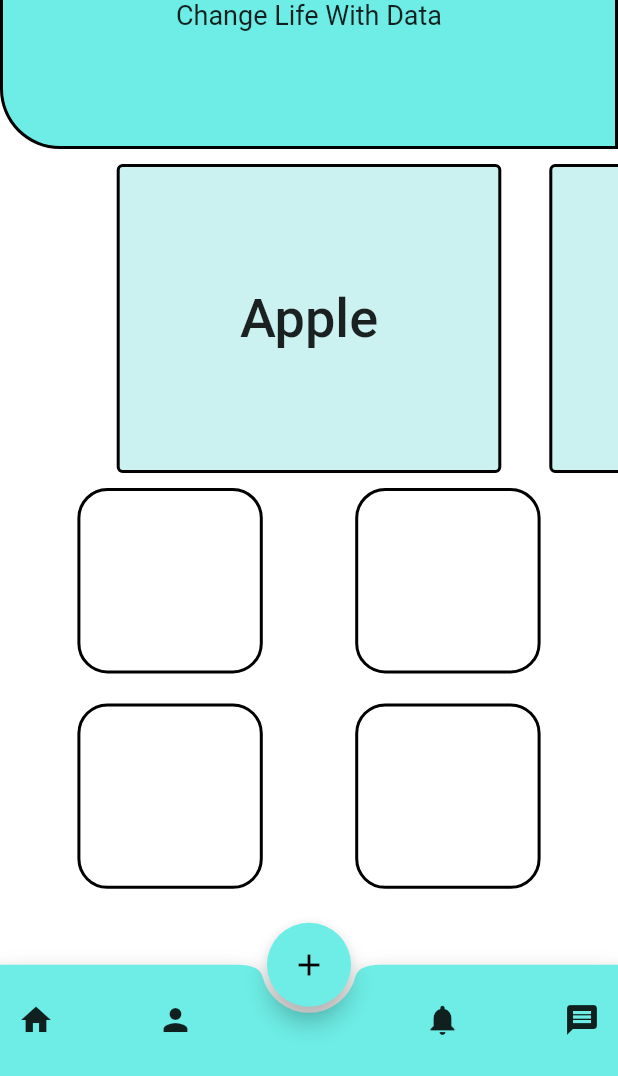
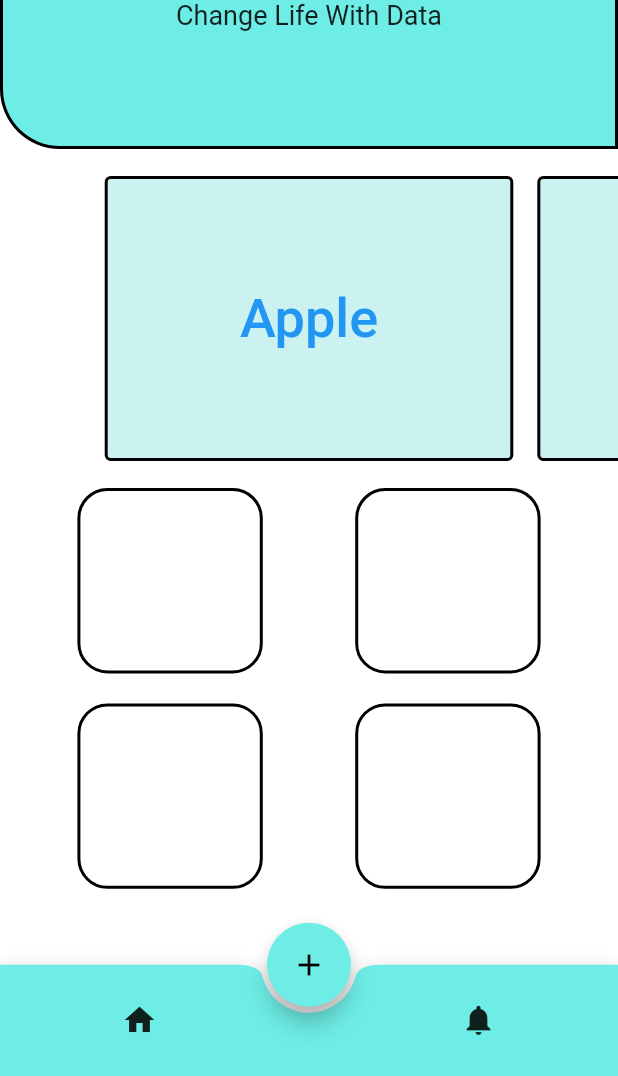
Before and after one commit to rendiwithi/data_kita, a Flutter app: the screen it shows after launch, on a phone screen of 412 x 824 dp, the part 160-1236 px from its top. Run offline on Flutter 3.47's test engine with Material 2 defaults, Android fonts, the phone set to English and light mode, and no system bars.

Commit message:
Clean Code

```diff
--- /dev/null
+++ b/lib/constants/colors_app.dart
@@ -0,0 +1,4 @@
+import 'package:flutter/material.dart';
+
+final Color mainColor = Color(0xff6dede5);
+final Color sponsorColor = Color(0xFFcbf2f0);
--- a/lib/main.dart
+++ b/lib/main.dart
@@ -1,6 +1,6 @@
-import 'package:data_kita/test.dart';
+// import 'package:data_kita/test.dart';
 import 'package:flutter/material.dart';
-import 'mainPage.dart';
+import 'view/mainPage.dart';
 
 void main() => runApp(MyApp());
 
--- a/lib/mainPage.dart
+++ /dev/null
@@ -1,131 +0,0 @@
-import 'package:data_kita/modul_widget/sponsor_widget.dart';
-import 'package:flutter/material.dart';
-
-final Color mainColor = Color(0xff6dede5);
-final Color sponsorColor = Color(0xFFcbf2f0);
-
-class MainPage extends StatelessWidget {
-  @override
-  Widget build(BuildContext context) {
-    return Scaffold(
-      floatingActionButtonLocation: FloatingActionButtonLocation.centerDocked,
-      floatingActionButton: FloatingActionButton(
-          backgroundColor: mainColor,
-          child: Icon(
-            Icons.add,
-            color: Colors.black,
-          ),
-          onPressed: () {}),
-      bottomNavigationBar: BottomAppBar(
-          color: mainColor,
-          shape: CircularNotchedRectangle(),
-          child: Container(
-            height: MediaQuery.of(context).size.height * 0.09,
-            child: Row(
-              mainAxisAlignment: MainAxisAlignment.spaceBetween,
-              children: <Widget>[
-                IconButton(icon: Icon(Icons.home), onPressed: () {}),
-                IconButton(icon: Icon(Icons.person), onPressed: () {}),
-                SizedBox(width: 40), // The dummy child
-                IconButton(icon: Icon(Icons.notifications), onPressed: () {}),
-                IconButton(icon: Icon(Icons.message), onPressed: () {}),
-              ],
-            ),
-          )),
-      backgroundColor: Colors.white,
-      body: Column(
-        mainAxisAlignment: MainAxisAlignment.start,
-        children: [
-          Container(
-            alignment: FractionalOffset.topCenter,
-            padding: EdgeInsets.all(10),
-            width: MediaQuery.of(context).size.width,
-            height: MediaQuery.of(context).size.height * 0.25,
-            decoration: BoxDecoration(
-              border: Border.all(width: 2.0, color: Colors.black),
-              color: mainColor,
-              borderRadius: BorderRadius.only(
-                bottomLeft: Radius.circular(40),
-              ),
-            ),
-            child: Container(
-              margin: EdgeInsets.all(10),
-              child: Column(
-                mainAxisAlignment: MainAxisAlignment.center,
-                children: [
-                  Text(
-                    "Data Kita",
-                    style: TextStyle(fontSize: 24, fontWeight: FontWeight.bold),
-                  ),
-                  Text(
-                    "Change Life With Data",
-                    style: TextStyle(fontSize: 18),
-                  ),
-                ],
-              ),
-            ),
-          ),
-          Container(
-            margin: EdgeInsets.only(top: 10),
-            width: MediaQuery.of(context).size.width,
-            decoration: BoxDecoration(
-              color: Colors.white,
-            ),
-            child: Column(
-              crossAxisAlignment: CrossAxisAlignment.center,
-              children: [
-                sponsorWidget(context, sponsorColor),
-                Row(
-                  mainAxisAlignment: MainAxisAlignment.spaceEvenly,
-                  children: [
-                    Container(
-                      margin: EdgeInsets.all(10),
-                      width: MediaQuery.of(context).size.width * 0.30,
-                      height: MediaQuery.of(context).size.height * 0.15,
-                      decoration: BoxDecoration(
-                        border: Border.all(width: 2.0, color: Colors.black),
-                        borderRadius: BorderRadius.circular(20),
-                      ),
-                    ),
-                    Container(
-                      margin: EdgeInsets.all(10),
-                      width: MediaQuery.of(context).size.width * 0.30,
-                      height: MediaQuery.of(context).size.height * 0.15,
-                      decoration: BoxDecoration(
-                        border: Border.all(width: 2.0, color: Colors.black),
-                        borderRadius: BorderRadius.circular(20),
-                      ),
-                    ),
-                  ],
-                ),
-                Row(
-                  mainAxisAlignment: MainAxisAlignment.spaceEvenly,
-                  children: [
-                    Container(
-                      margin: EdgeInsets.all(10),
-                      width: MediaQuery.of(context).size.width * 0.30,
-                      height: MediaQuery.of(context).size.height * 0.15,
-                      decoration: BoxDecoration(
-                        border: Border.all(width: 2.0, color: Colors.black),
-                        borderRadius: BorderRadius.circular(20),
-                      ),
-                    ),
-                    Container(
-                      margin: EdgeInsets.all(10),
-                      width: MediaQuery.of(context).size.width * 0.30,
-                      height: MediaQuery.of(context).size.height * 0.15,
-                      decoration: BoxDecoration(
-                        border: Border.all(width: 2.0, color: Colors.black),
-                        borderRadius: BorderRadius.circular(20),
-                      ),
-                    ),
-                  ],
-                ),
-              ],
-            ),
-          )
-        ],
-      ),
-    );
-  }
-}
--- /dev/null
+++ b/lib/view/mainPage.dart
@@ -0,0 +1,52 @@
+import 'package:data_kita/constants/colors_app.dart';
+import 'package:data_kita/widgets/sponsor_widget.dart';
+import 'package:data_kita/widgets/bottom_app_bar.dart';
+import 'package:data_kita/widgets/floating_Button.dart';
+import 'package:data_kita/widgets/icon_menu.dart';
+import 'package:data_kita/widgets/icon_template.dart';
+import 'package:flutter/material.dart';
+
+class MainPage extends StatelessWidget {
+  @override
+  Widget build(BuildContext context) {
+    return Scaffold(
+      floatingActionButtonLocation: FloatingActionButtonLocation.centerDocked,
+      floatingActionButton: FloatingButtonWidget(),
+      bottomNavigationBar: BottomAppBarWidget(),
+      backgroundColor: Colors.white,
+      body: Column(
+        mainAxisAlignment: MainAxisAlignment.start,
+        children: [
+          IconTemplate(),
+          Container(
+            margin: EdgeInsets.only(top: 10),
+            width: MediaQuery.of(context).size.width,
+            decoration: BoxDecoration(
+              color: Colors.white,
+            ),
+            child: Column(
+              crossAxisAlignment: CrossAxisAlignment.center,
+              children: [
+                sponsorWidget(context, sponsorColor),
+                Row(
+                  mainAxisAlignment: MainAxisAlignment.spaceEvenly,
+                  children: [
+                    IconMenu(),
+                    IconMenu(),
+                  ],
+                ),
+                Row(
+                  mainAxisAlignment: MainAxisAlignment.spaceEvenly,
+                  children: [
+                    IconMenu(),
+                    IconMenu(),
+                  ],
+                ),
+              ],
+            ),
+          ),
+        ],
+      ),
+    );
+  }
+}
--- /dev/null
+++ b/lib/widgets/bottom_app_bar.dart
@@ -0,0 +1,22 @@
+import 'package:data_kita/constants/colors_app.dart';
+import 'package:flutter/material.dart';
+
+class BottomAppBarWidget extends StatelessWidget {
+  @override
+  Widget build(BuildContext context) {
+    return BottomAppBar(
+        color: mainColor,
+        shape: CircularNotchedRectangle(),
+        child: Container(
+          height: MediaQuery.of(context).size.height * 0.09,
+          child: Row(
+            mainAxisAlignment: MainAxisAlignment.spaceEvenly,
+            children: <Widget>[
+              IconButton(icon: Icon(Icons.home), onPressed: () {}),
+              SizedBox(width: 40), // The dummy child
+              IconButton(icon: Icon(Icons.notifications), onPressed: () {}),
+            ],
+          ),
+        ));
+  }
+}
--- /dev/null
+++ b/lib/widgets/floating_Button.dart
@@ -0,0 +1,16 @@
+import 'package:data_kita/constants/colors_app.dart';
+import 'package:flutter/material.dart';
+
+class FloatingButtonWidget extends StatelessWidget {
+  @override
+  Widget build(BuildContext context, ) {
+    return FloatingActionButton(
+      backgroundColor: mainColor,
+      child: Icon(
+        Icons.add,
+        color: Colors.black,
+      ),
+      onPressed: () {},
+    );
+  }
+}
--- /dev/null
+++ b/lib/widgets/icon_menu.dart
@@ -0,0 +1,16 @@
+import 'package:flutter/material.dart';
+
+class IconMenu extends StatelessWidget {
+  @override
+  Widget build(BuildContext context) {
+    return Container(
+      margin: EdgeInsets.all(10),
+      width: MediaQuery.of(context).size.width * 0.30,
+      height: MediaQuery.of(context).size.height * 0.15,
+      decoration: BoxDecoration(
+        border: Border.all(width: 2.0, color: Colors.black),
+        borderRadius: BorderRadius.circular(20),
+      ),
+    );
+  }
+}
--- /dev/null
+++ b/lib/widgets/icon_template.dart
@@ -0,0 +1,37 @@
+import 'package:data_kita/constants/colors_app.dart';
+import 'package:flutter/material.dart';
+
+class IconTemplate extends StatelessWidget {
+  @override
+  Widget build(BuildContext context) {
+    return Container(
+      alignment: FractionalOffset.topCenter,
+      padding: EdgeInsets.all(10),
+      width: MediaQuery.of(context).size.width,
+      height: MediaQuery.of(context).size.height * 0.25,
+      decoration: BoxDecoration(
+        border: Border.all(width: 2.0, color: Colors.black),
+        color: mainColor,
+        borderRadius: BorderRadius.only(
+          bottomLeft: Radius.circular(40),
+        ),
+      ),
+      child: Container(
+        margin: EdgeInsets.all(10),
+        child: Column(
+          mainAxisAlignment: MainAxisAlignment.center,
+          children: [
+            Text(
+              "Data Kita",
+              style: TextStyle(fontSize: 24, fontWeight: FontWeight.bold),
+            ),
+            Text(
+              "Change Life With Data",
+              style: TextStyle(fontSize: 18),
+            ),
+          ],
+        ),
+      ),
+    );
+  }
+}
--- a/lib/modul_widget/sponsor_widget.dart
+++ b/lib/widgets/sponsor_widget.dart
@@ -13,7 +13,7 @@ Widget sponsorWidget(BuildContext context, Color mainColor) {
           controller: PageController(viewportFraction: 0.7),
           itemBuilder: (BuildContext context, int itemIndex) {
             // boxColor = colorBox[itemIndex].toString();
-            return FlatButton(
+            return TextButton(
               onPressed: () {},
               child: Container(
                 child: Center(
```
Also changed, not shown: pubspec.lock.
